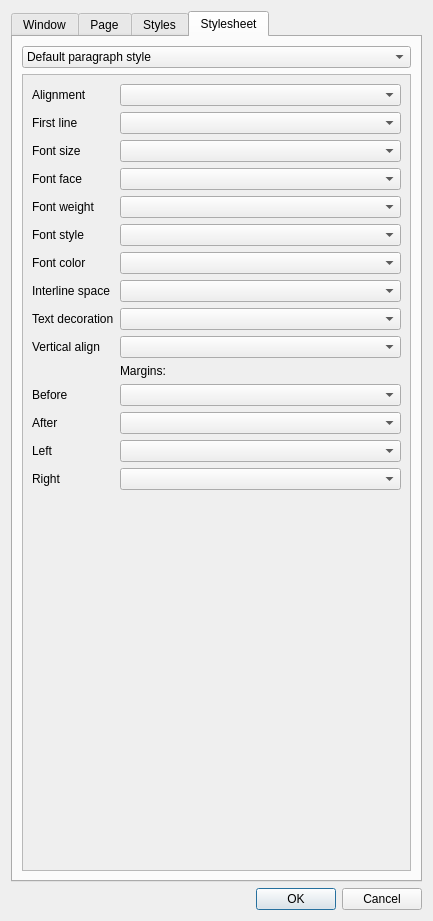
This is src/settings.ui in CrazyCoder/crqt-ng as Qt 5 draws it before an edit. The edited form follows.
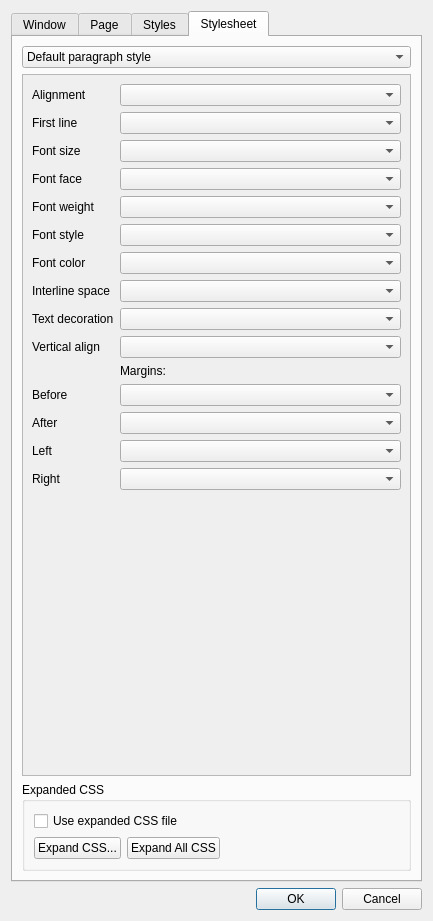
This is the edited form. The open tabs and pages were chosen to show the change. Icons and pictures are not drawn.

Commit message:
Add support for expanded CSS with real-time updates
Introduced functionality to use and manage expanded CSS files, including options to generate, expand all, and toggle usage via the settings dialog. Added file watcher for real-time updates to CSS changes, ensuring immediate reflection in the document view. Enhanced the Settings UI and CR3View logic to facilitate this feature.

Style Preview now uses hyphenation (via the current document language) and also defaults to the current document page for preview.

```diff
--- a/src/settings.ui
+++ b/src/settings.ui
@@ -2409,6 +2409,62 @@
            </widget>
           </widget>
          </item>
+         <item>
+          <widget class="QGroupBox" name="groupBoxGeneratedCSS">
+           <property name="title">
+            <string>Expanded CSS</string>
+           </property>
+           <layout class="QVBoxLayout" name="verticalLayout_GeneratedCSS">
+            <item>
+             <widget class="QCheckBox" name="cbUseGeneratedCSS">
+              <property name="toolTip">
+               <string>When enabled, use pre-expanded CSS file instead of INI-based style substitution. Style controls above will be disabled.</string>
+              </property>
+              <property name="text">
+               <string>Use expanded CSS file</string>
+              </property>
+             </widget>
+            </item>
+            <item>
+             <layout class="QHBoxLayout" name="horizontalLayout_GenerateCSS">
+              <item>
+               <widget class="QPushButton" name="btnGenerateCSS">
+                <property name="toolTip">
+                 <string>Create expanded CSS file with all style variables substituted from current settings</string>
+                </property>
+                <property name="text">
+                 <string>Expand CSS...</string>
+                </property>
+               </widget>
+              </item>
+              <item>
+               <widget class="QPushButton" name="btnExpandAllCSS">
+                <property name="toolTip">
+                 <string>Create expanded CSS files for all formats (fb2, epub, txt, etc.)</string>
+                </property>
+                <property name="text">
+                 <string>Expand All CSS</string>
+                </property>
+               </widget>
+              </item>
+              <item>
+               <spacer name="horizontalSpacer_GenerateCSS">
+                <property name="orientation">
+                 <enum>Qt::Orientation::Horizontal</enum>
+                </property>
+                <property name="sizeHint" stdset="0">
+                 <size>
+                  <width>40</width>
+                  <height>20</height>
+                 </size>
+                </property>
+               </spacer>
+              </item>
+             </layout>
+            </item>
+           </layout>
+          </widget>
+         </item>
         </layout>
        </item>
       </layout>
```
The commit also changes 6 other files.
